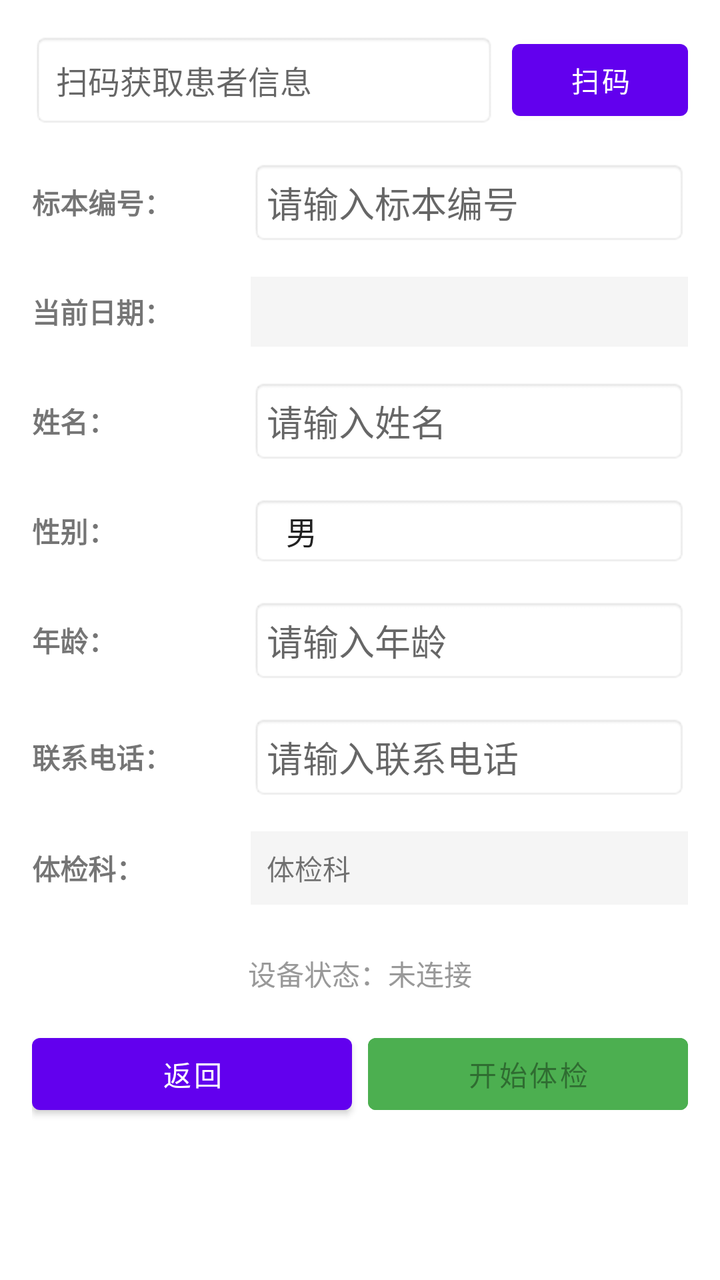
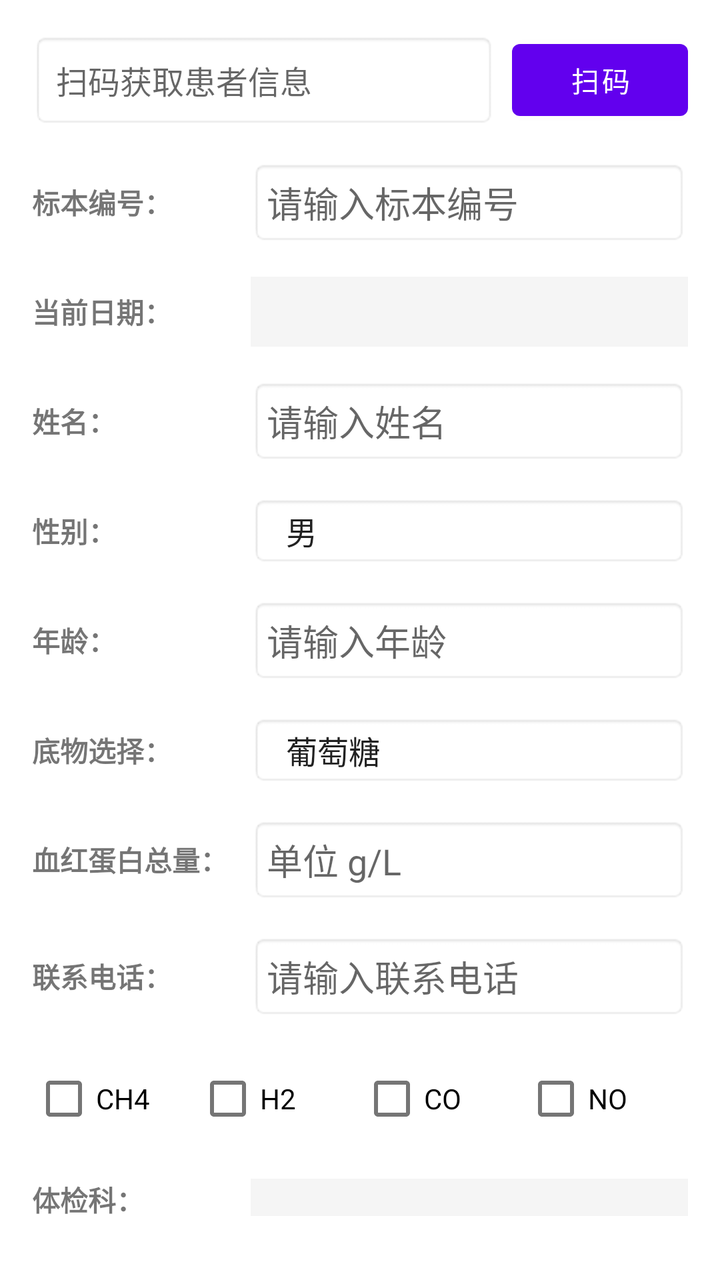

Screens rendered from an Android XML layout before and after an edit, with the pre-edit source and the edit as a unified diff.
<!-- AndroidManifest.xml: application theme Theme.WellYearn -->
<!-- res/layout/activity_physical_exam.xml -->
<?xml version="1.0" encoding="utf-8"?>
<LinearLayout xmlns:android="http://schemas.android.com/apk/res/android"
    android:layout_width="match_parent"
    android:layout_height="match_parent"
    android:orientation="vertical"
    android:padding="16dp"
    android:background="#FFFFFF">

    
    <LinearLayout
        android:layout_width="match_parent"
        android:layout_height="wrap_content"
        android:orientation="horizontal"
        android:gravity="center_vertical"
        android:layout_marginBottom="16dp">

        <EditText
            android:id="@+id/etScanResult"
            android:layout_width="0dp"
            android:layout_weight="1"
            android:layout_height="wrap_content"
            android:hint="扫码获取患者信息"
            android:textSize="16sp"
            android:padding="12dp"
            android:background="@android:drawable/editbox_background" />

        <Button
            android:id="@+id/btnScan"
            android:layout_width="wrap_content"
            android:layout_height="wrap_content"
            android:text="扫码"
            android:layout_marginStart="8dp" />
    </LinearLayout>

    
    <LinearLayout
        android:layout_width="match_parent"
        android:layout_height="wrap_content"
        android:orientation="horizontal"
        android:gravity="center_vertical"
        android:layout_marginBottom="16dp">

        <TextView
            android:layout_width="0dp"
            android:layout_weight="1"
            android:layout_height="wrap_content"
            android:text="标本编号："
            android:textSize="14sp"
            android:textStyle="bold" />
        <EditText
            android:id="@+id/etSpecimenNo"
            android:layout_width="0dp"
            android:layout_weight="2"
            android:layout_height="wrap_content"
            android:hint="请输入标本编号"
            android:background="@android:drawable/editbox_background"
            android:padding="8dp" />
    </LinearLayout>

    
    <LinearLayout
        android:layout_width="match_parent"
        android:layout_height="wrap_content"
        android:orientation="horizontal"
        android:gravity="center_vertical"
        android:layout_marginBottom="16dp">

        <TextView
            android:layout_width="0dp"
            android:layout_weight="1"
            android:layout_height="wrap_content"
            android:text="当前日期："
            android:textSize="14sp"
            android:textStyle="bold" />
        <TextView
            android:id="@+id/tvCurrentDate"
            android:layout_width="0dp"
            android:layout_weight="2"
            android:layout_height="wrap_content"
            android:text=""
            android:background="#F5F5F5"
            android:padding="8dp" />
    </LinearLayout>

    
    <LinearLayout
        android:layout_width="match_parent"
        android:layout_height="wrap_content"
        android:orientation="horizontal"
        android:gravity="center_vertical"
        android:layout_marginBottom="16dp">

        <TextView
            android:layout_width="0dp"
            android:layout_weight="1"
            android:layout_height="wrap_content"
            android:text="姓名："
            android:textSize="14sp"
            android:textStyle="bold" />
        <EditText
            android:id="@+id/etName"
            android:layout_width="0dp"
            android:layout_weight="2"
            android:layout_height="wrap_content"
            android:hint="请输入姓名"
            android:background="@android:drawable/editbox_background"
            android:padding="8dp" />
    </LinearLayout>

    
    <LinearLayout
        android:layout_width="match_parent"
        android:layout_height="wrap_content"
        android:orientation="horizontal"
        android:gravity="center_vertical"
        android:layout_marginBottom="16dp">

        <TextView
            android:layout_width="0dp"
            android:layout_weight="1"
            android:layout_height="wrap_content"
            android:text="性别："
            android:textSize="14sp"
            android:textStyle="bold" />
        <Spinner
            android:id="@+id/spGender"
            android:layout_width="0dp"
            android:layout_weight="2"
            android:layout_height="wrap_content"
            android:entries="@array/gender_array"
            android:background="@android:drawable/editbox_background" />
    </LinearLayout>

    
    <LinearLayout
        android:layout_width="match_parent"
        android:layout_height="wrap_content"
        android:orientation="horizontal"
        android:gravity="center_vertical"
        android:layout_marginBottom="16dp">

        <TextView
            android:layout_width="0dp"
            android:layout_weight="1"
            android:layout_height="wrap_content"
            android:text="年龄："
            android:textSize="14sp"
            android:textStyle="bold" />
        <EditText
            android:id="@+id/etAge"
            android:layout_width="0dp"
            android:layout_weight="2"
            android:layout_height="wrap_content"
            android:hint="请输入年龄"
            android:inputType="number"
            android:background="@android:drawable/editbox_background"
            android:padding="8dp" />
    </LinearLayout>

    
    <LinearLayout
        android:layout_width="match_parent"
        android:layout_height="wrap_content"
        android:orientation="horizontal"
        android:gravity="center_vertical"
        android:layout_marginBottom="16dp">

        <TextView
            android:layout_width="0dp"
            android:layout_weight="1"
            android:layout_height="wrap_content"
            android:text="联系电话："
            android:textSize="14sp"
            android:textStyle="bold" />
        <EditText
            android:id="@+id/etPhone"
            android:layout_width="0dp"
            android:layout_weight="2"
            android:layout_height="wrap_content"
            android:hint="请输入联系电话"
            android:inputType="phone"
            android:background="@android:drawable/editbox_background"
            android:padding="8dp" />
    </LinearLayout>

    
    <LinearLayout
        android:layout_width="match_parent"
        android:layout_height="wrap_content"
        android:orientation="horizontal"
        android:gravity="center_vertical"
        android:layout_marginBottom="16dp">

        <TextView
            android:layout_width="0dp"
            android:layout_weight="1"
            android:layout_height="wrap_content"
            android:text="体检科："
            android:textSize="14sp"
            android:textStyle="bold" />
        <TextView
            android:layout_width="0dp"
            android:layout_weight="2"
            android:layout_height="wrap_content"
            android:text="体检科"
            android:background="#F5F5F5"
            android:padding="8dp" />
    </LinearLayout>

    
    <TextView
        android:id="@+id/tvDeviceStatus"
        android:layout_width="match_parent"
        android:layout_height="wrap_content"
        android:text="设备状态：未连接"
        android:textSize="14sp"
        android:textColor="#999999"
        android:gravity="center"
        android:layout_marginTop="8dp"
        android:layout_marginBottom="16dp" />

    
    <LinearLayout
        android:layout_width="match_parent"
        android:layout_height="wrap_content"
        android:orientation="horizontal"
        android:gravity="center">

        <Button
            android:id="@+id/btnBack"
            android:layout_width="0dp"
            android:layout_weight="1"
            android:layout_height="wrap_content"
            android:text="返回"
            android:layout_marginEnd="8dp" />

        <Button
            android:id="@+id/btnStartExam"
            android:layout_width="0dp"
            android:layout_weight="1"
            android:layout_height="wrap_content"
            android:text="开始体检"
            android:enabled="false"
            android:backgroundTint="#4CAF50" />
    </LinearLayout>

</LinearLayout>
<!-- resources referenced by this layout -->
<resources>
  <string-array name="gender_array">
          <item>男</item>
          <item>女</item>
      </string-array>
  <style name="Theme.WellYearn" parent="Theme.MaterialComponents.DayNight.DarkActionBar">
          
          <item name="colorPrimary">@color/purple_500</item>
          <item name="colorPrimaryVariant">@color/purple_700</item>
          <item name="colorOnPrimary">@color/white</item>
          
          <item name="colorSecondary">@color/teal_200</item>
          <item name="colorSecondaryVariant">@color/teal_700</item>
          <item name="colorOnSecondary">@color/black</item>
          
          <item name="android:statusBarColor">?attr/colorPrimaryVariant</item>
          
      </style>
  <color name="purple_500">#FF6200EE</color>
  <color name="purple_700">#FF3700B3</color>
  <color name="white">#FFFFFFFF</color>
  <color name="teal_200">#FF03DAC5</color>
  <color name="teal_700">#FF018786</color>
  <color name="black">#FF000000</color>
</resources>

<!-- the commit's change to res/layout/activity_physical_exam.xml (unified diff, before → after) -->
@@ -156,6 +156,52 @@
             android:background="@android:drawable/editbox_background"
             android:padding="8dp" />
     </LinearLayout>
+    <LinearLayout
+        android:layout_width="match_parent"
+        android:layout_height="wrap_content"
+        android:orientation="horizontal"
+        android:gravity="center_vertical"
+        android:layout_marginBottom="16dp">
+
+        <TextView
+            android:layout_width="0dp"
+            android:layout_weight="1"
+            android:layout_height="wrap_content"
+            android:text="底物选择："
+            android:textSize="14sp"
+            android:textStyle="bold" />
+        <Spinner
+            android:id="@+id/spSubstrate"
+            android:layout_width="0dp"
+            android:layout_weight="2"
+            android:layout_height="wrap_content"
+            android:entries="@array/substrate_array1"
+            android:background="@android:drawable/editbox_background" />
+    </LinearLayout>
+    
+    <LinearLayout
+        android:layout_width="match_parent"
+        android:layout_height="wrap_content"
+        android:orientation="horizontal"
+        android:gravity="center_vertical"
+        android:layout_marginBottom="16dp">
+        <TextView
+            android:layout_width="0dp"
+            android:layout_weight="1"
+            android:layout_height="wrap_content"
+            android:text="血红蛋白总量："
+            android:textSize="14sp"
+            android:textStyle="bold" />
+        <EditText
+            android:id="@+id/etHemoglobin"
+            android:layout_width="0dp"
+            android:layout_weight="2"
+            android:layout_height="wrap_content"
+            android:hint="单位 g/L"
+            android:inputType="numberDecimal"
+            android:background="@android:drawable/editbox_background"
+            android:padding="8dp" />
+    </LinearLayout>
 
     
     <LinearLayout
@@ -181,6 +227,43 @@
             android:inputType="phone"
             android:background="@android:drawable/editbox_background"
             android:padding="8dp" />
+    </LinearLayout>
+
+    
+    <LinearLayout
+        android:layout_width="match_parent"
+        android:layout_height="wrap_content"
+        android:orientation="horizontal"
+        android:gravity="center_vertical"
+        android:layout_marginBottom="16dp">
+
+        <CheckBox
+            android:id="@+id/chkCH4"
+            android:layout_width="0dp"
+            android:layout_weight="1"
+            android:layout_height="wrap_content"
+            android:text="CH4" />
+
+        <CheckBox
+            android:id="@+id/chkH2"
+            android:layout_width="0dp"
+            android:layout_weight="1"
+            android:layout_height="wrap_content"
+            android:text="H2" />
+
+        <CheckBox
+            android:id="@+id/chkCO"
+            android:layout_width="0dp"
+            android:layout_weight="1"
+            android:layout_height="wrap_content"
+            android:text="CO" />
+
+        <CheckBox
+            android:id="@+id/chkNO"
+            android:layout_width="0dp"
+            android:layout_weight="1"
+            android:layout_height="wrap_content"
+            android:text="NO" />
     </LinearLayout>
 
     
@@ -244,4 +327,5 @@
             android:backgroundTint="#4CAF50" />
     </LinearLayout>
 
+
 </LinearLayout>
<!-- resource entries referenced after the edit -->
@@ -3,6 +3,10 @@
   <string-array name="gender_array">
           <item>男</item>
           <item>女</item>
+      </string-array>
+  <string-array name="substrate_array1">
+          <item>葡萄糖</item>
+          <item>乳果糖</item>
       </string-array>
   <style name="Theme.WellYearn" parent="Theme.MaterialComponents.DayNight.DarkActionBar">
           
